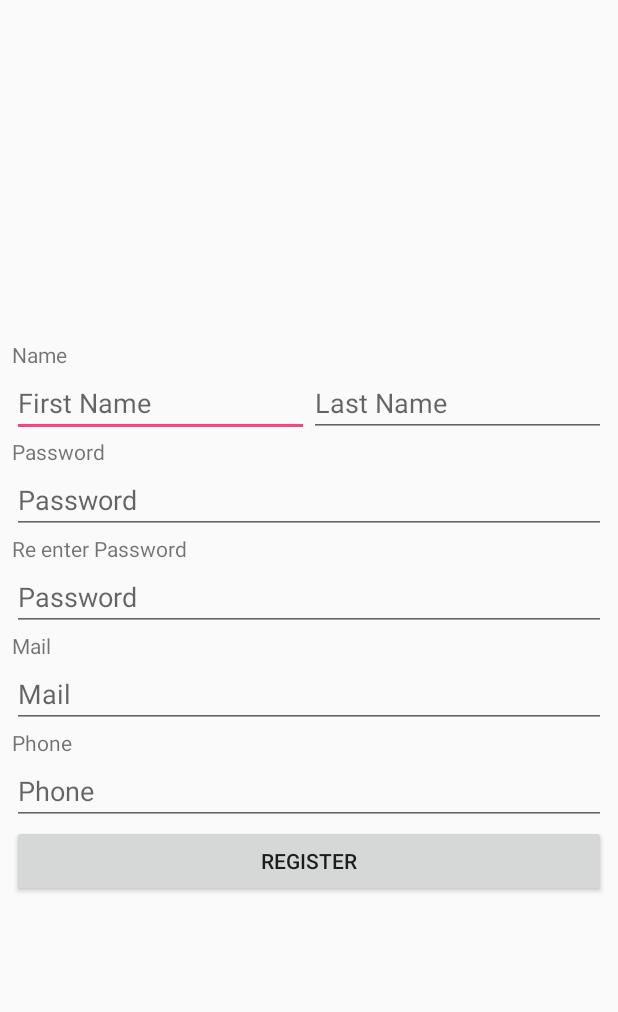
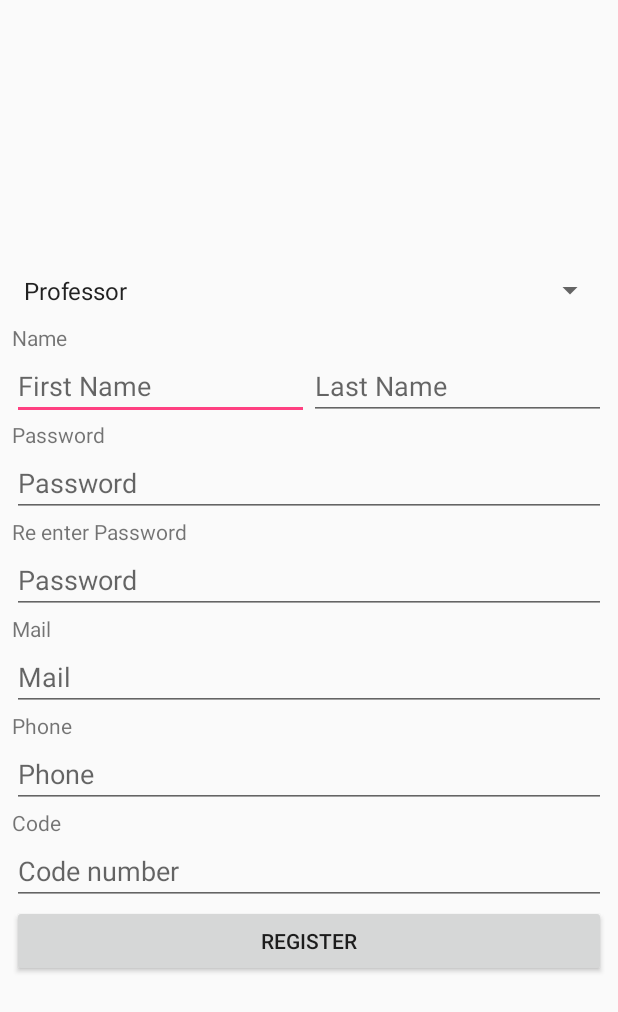
Before and after one commit to Anghelita/Proiect_PSO, an Android app: the Register screen opened directly, with no data from a screen before it, after a tap on "REGISTER", on a phone screen of 412 x 824 dp. Shown: the top 1012 px of the screen. Run offline under Robolectric (Android 15) with nearby library versions, the phone set to English and light mode, and no system bars; network calls fail.

Commit message:
Register and Login Works TODO: -implement ServerError in URL_Stuff -make ui more friendly i guess -implement stuff in register

```diff
--- a/app/src/main/java/com/anghelita/proiect_pso/Activities/Register.java
+++ b/app/src/main/java/com/anghelita/proiect_pso/Activities/Register.java
@@ -1,14 +1,15 @@
 package com.anghelita.proiect_pso.Activities;
 
+import android.os.Bundle;
 import android.support.v7.app.AppCompatActivity;
-import android.os.Bundle;
 import android.view.View;
+import android.widget.ArrayAdapter;
 import android.widget.EditText;
-import android.widget.Toast;
+import android.widget.Spinner;
 
 import com.anghelita.proiect_pso.Entity.User;
+import com.anghelita.proiect_pso.R;
 import com.anghelita.proiect_pso.Repository.BackgroundTask;
-import com.anghelita.proiect_pso.R;
 import com.anghelita.proiect_pso.Repository.MyLambda;
 import com.anghelita.proiect_pso.Repository.URL_Stuff;
 
@@ -20,6 +21,7 @@ public class Register extends AppCompatActivity {
     EditText RePassword;
     EditText Mail;
     EditText Phone;
+    Spinner UserType;
 
     User user = new User();
 
@@ -27,12 +29,22 @@ public class Register extends AppCompatActivity {
     protected void onCreate(Bundle savedInstanceState) {
         super.onCreate(savedInstanceState);
         setContentView(R.layout.activity_register);
+
         FirstName = findViewById(R.id.editText_First_Name);
         LastName = findViewById(R.id.editText_Last_Name);
         Password = findViewById(R.id.editText_Password);
         RePassword = findViewById(R.id.editText_re_Password);
         Mail = findViewById(R.id.editText_Mail);
         Phone = findViewById(R.id.editText_Phone);
+        UserType = findViewById(R.id.spinner_User_Select);
+
+        // Create an ArrayAdapter using the string array and a default spinner layout
+        ArrayAdapter<CharSequence> adapter = ArrayAdapter.createFromResource(this,
+                R.array.User_Select, android.R.layout.simple_spinner_item);
+        // Specify the layout to use when the list of choices appears
+        adapter.setDropDownViewResource(android.R.layout.simple_spinner_dropdown_item);
+        // Apply the adapter to the spinner
+        UserType.setAdapter(adapter);
     }
 
     public void Register(View view) {//TODO Sa testezi toate kkturile ca sunt corecte
@@ -40,12 +52,12 @@ public class Register extends AppCompatActivity {
         user.setFirstName(FirstName.getText().toString());
         user.setLastName(LastName.getText().toString());
         user.setPassword(Password.getText().toString());
-        user.setPassword(Mail.getText().toString());
+        user.setEmail(Mail.getText().toString());
         user.setPhone(Phone.getText().toString());
+        User.setType(UserType.getSelectedItem().toString());
 
-
-        BackgroundTask backgroundTask = new BackgroundTask(this, null);
-        MyLambda login = () -> URL_Stuff.login(this);
+        BackgroundTask backgroundTask = new BackgroundTask(this);
+        MyLambda login = () -> URL_Stuff.register(this);
         backgroundTask.execute(login);
     }
 }
--- a/app/src/main/java/com/anghelita/proiect_pso/Entity/User.java
+++ b/app/src/main/java/com/anghelita/proiect_pso/Entity/User.java
@@ -6,19 +6,21 @@ package com.anghelita.proiect_pso.Entity;
 
 public class User{
 
-    private static String firstName;
-    private static String lastName;
-    private static String password;
-    private static String email;
-    private static String phone;
-    private static int code;
+    private static String firstName = null;
+    private static String lastName = null;
+    private static String password = null;
+    private static String email = null;
+    private static String phone = null;
+    private static String type = null;
+    private static int code = -1;
+
 
     public static String getFirstName() {
         return firstName;
     }
 
     public void setFirstName(String firstName) {
-        this.firstName = firstName;
+        User.firstName = firstName;
     }
 
     public static String getLastName() {
@@ -26,7 +28,7 @@ public class User{
     }
 
     public void setLastName(String lastName) {
-        this.lastName = lastName;
+        User.lastName = lastName;
     }
 
     public static String getPassword() {
@@ -34,7 +36,7 @@ public class User{
     }
 
     public void setPassword(String password) {
-        this.password = password;
+        User.password = password;
     }
 
     public static String getEmail() {
@@ -42,7 +44,7 @@ public class User{
     }
 
     public void setEmail(String email) {
-        this.email = email;
+        User.email = email;
     }
 
     public static String getPhone() {
@@ -50,23 +52,38 @@ public class User{
     }
 
     public void setPhone(String phone) {
-        this.phone = phone;
+        User.phone = phone;
     }
 
     public static int getCode() {
         return code;
     }
 
-    public void setCode(int code) {
-        this.code = code;
+    public static void setCode(int code) {
+        User.code = code;
+    }
+
+    public static String getType() {
+        return type;
+    }
+
+    public static void setType(String type) {
+        User.type = type;
     }
 
     public void setUser(String firstName, String lastName,String password, String email,String phone, int code){
-        this.firstName = firstName;
-        this.lastName = lastName;
-        this.password = password;
-        this.email = email;
-        this.phone = phone;
-        this.code = code;
+        User.firstName = firstName;
+        User.lastName = lastName;
+        User.password = password;
+        User.email = email;
+        User.phone = phone;
+    }
+
+    public void removeUser() {
+        firstName = null;
+        lastName = null;
+        password = null;
+        email = null;
+        phone = null;
     }
 }
--- a/app/src/main/java/com/anghelita/proiect_pso/Repository/BackgroundTask.java
+++ b/app/src/main/java/com/anghelita/proiect_pso/Repository/BackgroundTask.java
@@ -1,11 +1,8 @@
 package com.anghelita.proiect_pso.Repository;
 
-import android.annotation.SuppressLint;
 import android.content.Context;
 import android.os.AsyncTask;
-import android.widget.TextView;
-
-import com.anghelita.proiect_pso.Entity.User;
+import android.widget.Toast;
 
 /**
  * Created by Traian on 12-Nov-17.
@@ -13,19 +10,16 @@ import com.anghelita.proiect_pso.Entity.User;
 
 public class BackgroundTask extends AsyncTask<MyLambda,Void,Void> {
 
-    @SuppressLint("StaticFieldLeak")
     private Context ctx;
-    @SuppressLint("StaticFieldLeak")
-    private TextView log;
+    private String response;
 
-    public BackgroundTask(Context ctx, TextView log){
+    public BackgroundTask(Context ctx) {
         this.ctx = ctx;
-        this.log = log;
     }
 
     @Override
     protected Void doInBackground(MyLambda... myLambdas) {
-        myLambdas[0].execute();
+        response = myLambdas[0].execute();
         return null;
     }
 
@@ -34,11 +28,10 @@ public class BackgroundTask extends AsyncTask<MyLambda,Void,Void> {
         super.onPreExecute();
     }
 
-    @SuppressLint("SetTextI18n")
     @Override
     protected void onPostExecute(Void aVoid) {
-        log.setText("User Logged: "+User.getFirstName()+" "+User.getLastName()+User.getEmail()+"\n");
         super.onPostExecute(aVoid);
+        Toast.makeText(ctx, response, Toast.LENGTH_SHORT).show();
     }
 
     @Override
--- a/app/src/main/java/com/anghelita/proiect_pso/Repository/MyLambda.java
+++ b/app/src/main/java/com/anghelita/proiect_pso/Repository/MyLambda.java
@@ -5,5 +5,5 @@ package com.anghelita.proiect_pso.Repository;
  */
 
 public interface MyLambda {
-    public void execute();
+    String execute();
 }
--- a/app/src/main/java/com/anghelita/proiect_pso/Repository/URL_Stuff.java
+++ b/app/src/main/java/com/anghelita/proiect_pso/Repository/URL_Stuff.java
@@ -2,7 +2,6 @@ package com.anghelita.proiect_pso.Repository;
 
 import android.app.Activity;
 import android.content.Context;
-import android.widget.Toast;
 
 import com.anghelita.proiect_pso.Entity.User;
 
@@ -20,39 +19,30 @@ import java.net.URLEncoder;
 
 public class URL_Stuff {
 
-    private static String rer_url="http://188.27.106.116:8080";
+    private static String rer_url = "http://188.27.106.116:8080";
 
     private static JsonParser jsonParser = new JsonParser();
 
 
-    public static String register(Context ctx){
+    public static String register(Context ctx) {
 
         try {
 
-            HttpURLConnection httpURLConnection = URLParameters.makeURLPostConnection(rer_url+"/RegisterStudent.php");
-            String data =   URLEncoder.encode("firstName", "UTF-8") + "=" + URLEncoder.encode(User.getFirstName(), "UTF-8") + "&" +
-                            URLEncoder.encode("lastName", "UTF-8") + "=" + URLEncoder.encode(User.getLastName(), "UTF-8") + "&" +
-                            URLEncoder.encode("password", "UTF-8") + "=" + URLEncoder.encode(User.getPassword(), "UTF-8") + "&" +
-                            URLEncoder.encode("email", "UTF-8") + "=" + URLEncoder.encode(User.getEmail(), "UTF-8") + "&" +
-                            URLEncoder.encode("phone", "UTF-8") + "=" + URLEncoder.encode(User.getPhone(), "UTF-8");
+            HttpURLConnection httpURLConnection = URLParameters.makeURLPostConnection(rer_url + "/RegisterStudent.php");
+            String data = URLEncoder.encode("firstName", "UTF-8") + "=" + URLEncoder.encode(User.getFirstName(), "UTF-8") + "&" +
+                    URLEncoder.encode("lastName", "UTF-8") + "=" + URLEncoder.encode(User.getLastName(), "UTF-8") + "&" +
+                    URLEncoder.encode("password", "UTF-8") + "=" + URLEncoder.encode(User.getPassword(), "UTF-8") + "&" +
+                    URLEncoder.encode("email", "UTF-8") + "=" + URLEncoder.encode(User.getEmail(), "UTF-8") + "&" +
+                    URLEncoder.encode("phone", "UTF-8") + "=" + URLEncoder.encode(User.getPhone(), "UTF-8") + "&" +
+                    URLEncoder.encode("code", "UTF-8") + "=" + URLEncoder.encode(String.valueOf(User.getCode()), "UTF-8");
 
             Packet.Send(httpURLConnection, data);
             String string = Packet.Receive(httpURLConnection);
 
 
-// Asta e doar asa de concept trebuie dezvoltat
-            if(!string.equals("Error")) {
-                jsonParser.setUser(string);
-                ((Activity) ctx).finish();
-                Toast.makeText(ctx, "User registered successfully", Toast.LENGTH_SHORT).show();
-            }
-            else
-                Toast.makeText(ctx, "User not registered", Toast.LENGTH_SHORT).show();
-            //TODO Poate faci si tuc kkt cu dala de se inroseste la ce nu e ok aka sa modifici si in php sa returneze un mesaj de error cu ceva kkt prin el
-
-        return null;
-
-
+            jsonParser.setUser(string);
+            ((Activity) ctx).finish();
+            return "User Registered";
 
         } catch (MalformedURLException e) {
             e.printStackTrace();
@@ -70,7 +60,7 @@ public class URL_Stuff {
     public static String login(Context ctx) {
         try {
 
-            HttpURLConnection httpURLConnection = URLParameters.makeURLPostConnection(rer_url+"/Login.php");
+            HttpURLConnection httpURLConnection = URLParameters.makeURLPostConnection(rer_url + "/Login.php");
             String data = URLEncoder.encode("email", "UTF-8") + "=" + URLEncoder.encode(User.getEmail(), "UTF-8");
 
             Packet.Send(httpURLConnection, data);
--- a/app/src/main/res/layout/activity_register.xml
+++ b/app/src/main/res/layout/activity_register.xml
@@ -8,16 +8,21 @@
 
     <LinearLayout
         android:layout_width="0dp"
-        android:layout_height="wrap_content"
+        android:layout_height="0dp"
         android:layout_marginEnd="8dp"
         android:layout_marginStart="8dp"
-        android:gravity="top"
+        android:gravity="center_vertical"
         android:orientation="vertical"
         app:layout_constraintBottom_toBottomOf="parent"
         app:layout_constraintEnd_toEndOf="parent"
         app:layout_constraintHorizontal_bias="0.5"
         app:layout_constraintStart_toStartOf="parent"
         app:layout_constraintTop_toTopOf="parent">
+
+        <Spinner
+            android:id="@+id/spinner_User_Select"
+            android:layout_width="fill_parent"
+            android:layout_height="43dp" />
 
         <TextView
             android:id="@+id/textView_Name"
@@ -106,6 +111,20 @@
             android:hint="@string/PhoneNumber"
             android:inputType="phone" />
 
+        <TextView
+            android:id="@+id/textView"
+            android:layout_width="match_parent"
+            android:layout_height="wrap_content"
+            android:text="@string/Code" />
+
+        <EditText
+            android:id="@+id/editText"
+            android:layout_width="match_parent"
+            android:layout_height="wrap_content"
+            android:ems="10"
+            android:hint="@string/CodeNumber"
+            android:inputType="textPersonName" />
+
         <Button
             android:id="@+id/button_Register"
             android:layout_width="match_parent"
--- a/app/src/main/res/values/strings.xml
+++ b/app/src/main/res/values/strings.xml
@@ -12,4 +12,10 @@
     <string name="Email">Mail</string>
     <string name="PhoneNumber">Phone</string>
     <string name="Name">Name</string>
+    <string name="Code">Code</string>
+    <string name="CodeNumber">Code number</string>
+    <string-array name="User_Select">
+        <item>Professor</item>
+        <item>Student</item>
+    </string-array>
 </resources>
--- a/build.gradle
+++ b/build.gradle
@@ -7,7 +7,7 @@ buildscript {
         jcenter()
     }
     dependencies {
-        classpath 'com.android.tools.build:gradle:3.0.0'
+        classpath 'com.android.tools.build:gradle:3.0.1'
 
 
         // NOTE: Do not place your application dependencies here; they belong
```
Also changed, not shown: app/src/main/java/com/anghelita/proiect_pso/Activities/MainActivity.java (+10 -10 lines), app/src/main/java/com/anghelita/proiect_pso/Repository/JsonParser.java (+8 -1 lines), app/src/main/res/layout/activity_main.xml (+7 -32 lines).
